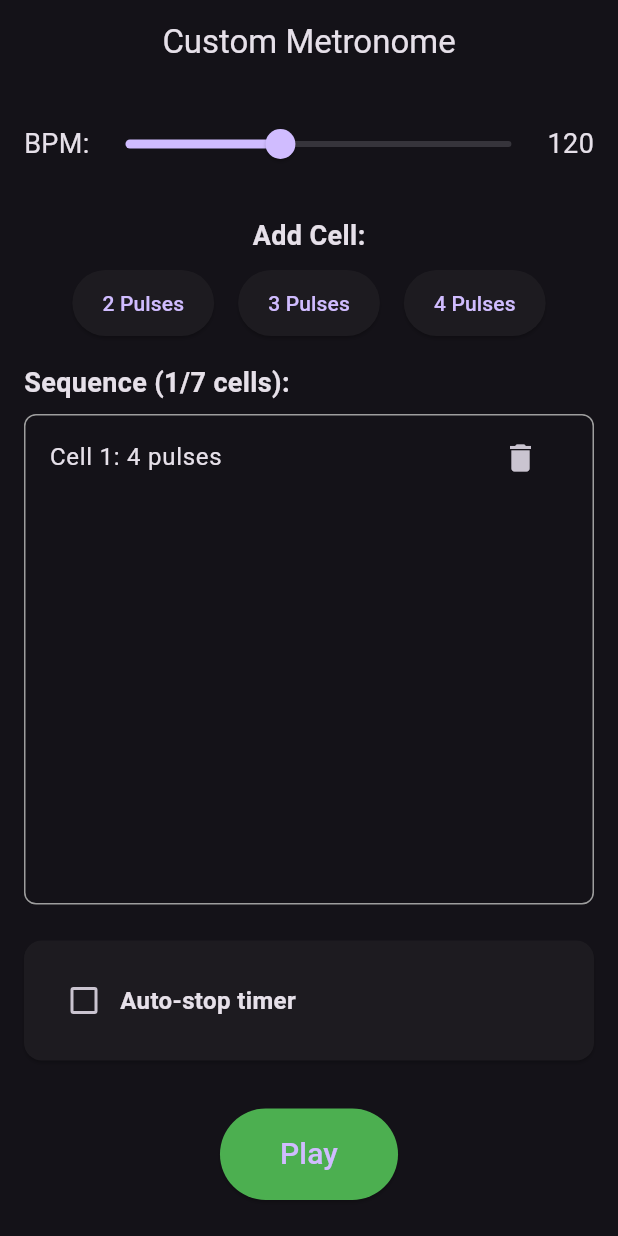
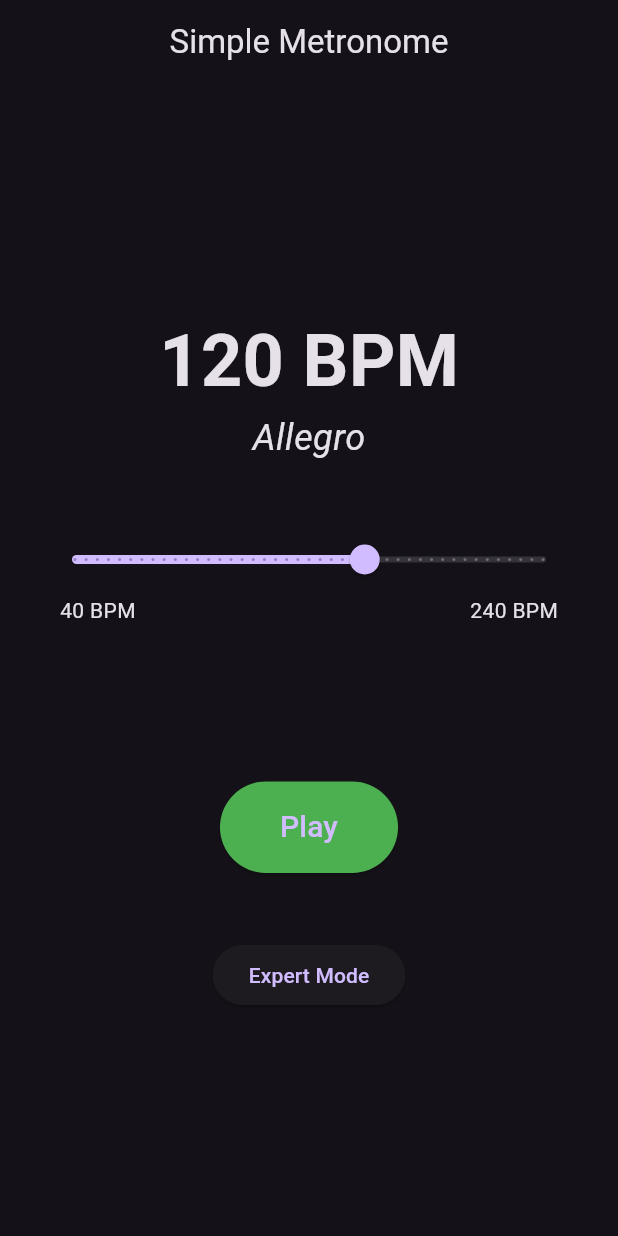
Before and after one commit to ulisinn/flutter_metronome, a Flutter app: the screen it shows after launch, on a phone screen of 412 x 824 dp. Run offline on Flutter 3.47's test engine with Material 3 defaults, Android fonts, the phone set to English and light mode, and no system bars; our stand-ins replace audioplayers, go_router.

Commit message:
MetronomePageSimple added, MetronomePage renamed to MetronomePageExpert
MetronomePageSimple has 1 cell of 4 pulses without accent on the downbeat of the cell.
it also does not allow for a countdown, just play/stop. The slider has divisions according to a traditional metronome.

```diff
--- a/lib/common_widgets/empty_placeholder_widget.dart
+++ b/lib/common_widgets/empty_placeholder_widget.dart
@@ -27,7 +27,7 @@ class EmptyPlaceholderWidget extends StatelessWidget {
             ),
             gapH32,
             PrimaryButton(
-              onPressed: () => context.goNamed(AppRoute.metronome.name),
+              onPressed: () => context.goNamed(AppRoute.metronomeSimple.name),
               text: 'Go Home',
             )
           ],
--- a/lib/core/metronome_engine.dart
+++ b/lib/core/metronome_engine.dart
@@ -17,6 +17,7 @@ class MetronomeEngine {
 
   // Add these properties to the class
   CountdownTimer? _countdownTimer;
+  bool _markDownbeat;
   bool _useCountdownTimer = false;
   int _countdownDurationSeconds = 300; // Default 5 minutes
 
@@ -49,7 +50,8 @@ class MetronomeEngine {
       _weakBeatVolume =
           config?.weakBeatVolume ?? MetronomeVolume.weakBeatVolume,
       _useCountdownTimer = config?.useCountdownTimer ?? false,
-      _countdownDurationSeconds = config?.countdownDurationSeconds ?? 300 {
+      _countdownDurationSeconds = config?.countdownDurationSeconds ?? 300,
+      _markDownbeat = config?.markDownbeat ?? true {
     _init(config);
   }
 
@@ -81,6 +83,8 @@ class MetronomeEngine {
     _useCountdownTimer = config.useCountdownTimer;
     _countdownDurationSeconds = config.countdownDurationSeconds;
 
+    // Update markDownbeat setting
+    _markDownbeat = config.markDownbeat;
     // Recreate the countdown timer if needed
     if (_useCountdownTimer) {
       _countdownTimer?.dispose();
@@ -174,12 +178,12 @@ class MetronomeEngine {
       }
 
       // Play the appropriate sound
-      if (_currentPulse == 0) {
-        // First beat is strong
+      if (_currentPulse == 0 && _markDownbeat) {
+        // First beat is strong (only if markDownbeat is true)
         _strongBeatPlayer.stop();
         _strongBeatPlayer.resume();
       } else {
-        // Other beats are weak
+        // Other beats are weak (or all beats if markDownbeat is false)
         _weakBeatPlayer.stop();
         _weakBeatPlayer.resume();
       }
--- a/lib/features/metronome/models/metronome_config.dart
+++ b/lib/features/metronome/models/metronome_config.dart
@@ -13,6 +13,7 @@ class MetronomeConfig {
   final double weakBeatVolume;
   final bool useCountdownTimer;
   final int countdownDurationSeconds;
+  final bool markDownbeat; // Add this new property
 
   MetronomeConfig({
     String? id,
@@ -23,6 +24,7 @@ class MetronomeConfig {
     this.weakBeatVolume = MetronomeVolume.weakBeatVolume,
     this.useCountdownTimer = false,
     this.countdownDurationSeconds = 300, // Default 5 minutes
+    this.markDownbeat = true, // Default value is true
   }) :
     id = id ?? const Uuid().v4(),
     cellSequence = cellSequence ?? [CellConfig(pulses: 4)];
--- a/lib/features/metronome/pages/metronome_page.dart
+++ b/lib/features/metronome/pages/metronome_page_expert.dart
@@ -11,14 +11,14 @@ import '../widgets/sequence_list.dart';
 import '../widgets/countdown_timer_widget.dart';
 
 // Main metronome page
-class MetronomePage extends StatefulWidget {
-  const MetronomePage({super.key});
+class MetronomePageExpert extends StatefulWidget {
+  const MetronomePageExpert({super.key});
 
   @override
-  _MetronomePageState createState() => _MetronomePageState();
+  _MetronomePageExpertState createState() => _MetronomePageExpertState();
 }
 
-class _MetronomePageState extends State<MetronomePage> {
+class _MetronomePageExpertState extends State<MetronomePageExpert> {
   // Metronome engine instance
   late final MetronomeEngine _metronome;
   List<CellConfig> _sequence = [];
--- /dev/null
+++ b/lib/features/metronome/pages/metronome_page_simple.dart
@@ -0,0 +1,176 @@
+// lib/features/metronome/pages/metronome_page_simple.dart
+import 'package:flutter/material.dart';
+import 'package:go_router/go_router.dart';
+
+import '../../../constants/metronome_settings.dart';
+import '../../../core/metronome_engine.dart';
+import '../../../routing/app_router.dart';
+import '../models/cell_config.dart';
+import '../models/metronome_config.dart';
+import '../widgets/beat_visualizer.dart';
+import '../widgets/playback_control.dart';
+
+class MetronomePageSimple extends StatefulWidget {
+  const MetronomePageSimple({super.key});
+
+  @override
+  _MetronomePageSimpleState createState() => _MetronomePageSimpleState();
+}
+
+class _MetronomePageSimpleState extends State<MetronomePageSimple> {
+  // Metronome engine instance
+  late final MetronomeEngine _metronome;
+
+  // UI state
+  double _bpm = 120.0; // Default BPM
+  bool _isPlaying = false;
+  int _currentCell = 0;
+  int _currentPulse = -1;
+
+  // Current index in the MetronomeMarkings.mmList
+  int _currentBpmIndex = MetronomeMarkings.mmList.indexOf(120.0);
+
+  @override
+  void initState() {
+    super.initState();
+
+    // Create a simple config object with only initialBpm
+    final _config = MetronomeConfig(
+      initialBpm: _bpm,
+      cellSequence: [CellConfig(pulses: 4)], // Default 4/4 time signature
+      markDownbeat: false, // Set to false for simple metronome
+
+    );
+
+    // Initialize metronome engine with config
+    _metronome = MetronomeEngine(config: _config);
+
+    // Set up listeners for metronome events
+    _metronome.onBeatChanged = (cell, pulse) {
+      setState(() {
+        _currentCell = cell;
+        _currentPulse = pulse;
+      });
+    };
+
+    _metronome.onPlaybackStateChanged = (isPlaying) {
+      setState(() {
+        _isPlaying = isPlaying;
+      });
+    };
+  }
+
+  void _onBpmSliderChanged(double value) {
+    // Find the closest value in the mmList
+    _currentBpmIndex = value.round();
+
+    if (_currentBpmIndex >= 0 && _currentBpmIndex < MetronomeMarkings.mmList.length) {
+      setState(() {
+        _bpm = MetronomeMarkings.mmList[_currentBpmIndex];
+
+        // Create a new config with updated BPM
+        final config = _createCurrentConfig();
+
+        // Update the metronome with the new config
+        _metronome.updateConfig(config);
+      });
+    }
+  }
+
+  // Create a config with the current BPM
+  MetronomeConfig _createCurrentConfig() {
+    return MetronomeConfig(
+      initialBpm: _bpm,
+      cellSequence: [CellConfig(pulses: 4)], // Always use 4/4 time signature
+      markDownbeat: false, // Set to false for simple metronome
+    );
+  }
+
+  @override
+  void dispose() {
+    _metronome.dispose();
+    super.dispose();
+  }
+
+  @override
+  Widget build(BuildContext context) {
+    return Scaffold(
+      appBar: AppBar(title: const Text('Simple Metronome'), centerTitle: true),
+      body: Column(
+        mainAxisAlignment: MainAxisAlignment.center,
+        children: [
+          // BPM display
+          Text(
+            '${_bpm.round()} BPM',
+            style: const TextStyle(fontSize: 48, fontWeight: FontWeight.bold),
+          ),
+
+          // Tempo name display
+          Text(
+            MetronomeMarkings.tempoName(_bpm.round()),
+            style: const TextStyle(fontSize: 24, fontStyle: FontStyle.italic),
+          ),
+
+          const SizedBox(height: 40),
+
+          // BPM slider using MetronomeMarkings.mmList
+          Padding(
+            padding: const EdgeInsets.symmetric(horizontal: 24.0),
+            child: Column(
+              children: [
+                Slider(
+                  value: _currentBpmIndex.toDouble(),
+                  min: 0,
+                  max: (MetronomeMarkings.mmList.length - 1).toDouble(),
+                  divisions: MetronomeMarkings.mmList.length - 1,
+                  label: _bpm.round().toString(),
+                  onChanged: _onBpmSliderChanged,
+                ),
+
+                // Min and max BPM labels
+                Padding(
+                  padding: const EdgeInsets.symmetric(horizontal: 16.0),
+                  child: Row(
+                    mainAxisAlignment: MainAxisAlignment.spaceBetween,
+                    children: [
+                      Text('${MetronomeMarkings.lowerBorder.round()} BPM'),
+                      Text('${MetronomeMarkings.upperBorder.round()} BPM'),
+                    ],
+                  ),
+                ),
+              ],
+            ),
+          ),
+
+          const SizedBox(height: 40),
+
+          // Visualization of current beat
+          if (_isPlaying)
+            BeatVisualizerWidget(
+              currentCell: CellConfig(pulses: 4),
+              currentPulse: _currentPulse,
+            ),
+
+          const SizedBox(height: 40),
+
+          // Play/Stop button
+          PlaybackControlWidget(
+            isPlaying: _isPlaying,
+            onToggle: () => _metronome.togglePlayback(),
+          ),
+                  // Add spacing between the play button and the Expert Mode button
+        const SizedBox(height: 20),
+
+        // Expert Mode button
+        ElevatedButton(
+          onPressed: () {
+            // Navigate to the expert mode page using GoRouter
+            GoRouter.of(context).goNamed(AppRoute.metronomeExpert.name);
+          },
+          child: const Text('Expert Mode'),
+        ),
+        ],
+      ),
+    );
+  }
+}
--- a/lib/routing/app_router.dart
+++ b/lib/routing/app_router.dart
@@ -1,20 +1,27 @@
 import 'package:go_router/go_router.dart';
 
-import '../features/metronome/pages/metronome_page.dart';
+import '../features/metronome/pages/metronome_page_expert.dart';
+import '../features/metronome/pages/metronome_page_simple.dart';
 import 'not_found_screen.dart';
 
 enum AppRoute {
-  metronome,
+  metronomeExpert,
+  metronomeSimple,
 }
 
 final goRouter = GoRouter(
-  initialLocation: '/',
+  initialLocation: '/${AppRoute.metronomeSimple.name}',
   debugLogDiagnostics: false,
   routes: [
     GoRoute(
-      path: '/',
-      name: AppRoute.metronome.name,
-      builder: (context, state) => const MetronomePage(),
+      path: '/${AppRoute.metronomeExpert.name}',
+      name: AppRoute.metronomeExpert.name,
+      builder: (context, state) => const MetronomePageExpert(),
+    ),
+    GoRoute(
+      path: '/${AppRoute.metronomeSimple.name}',
+      name: AppRoute.metronomeSimple.name,
+      builder: (context, state) => const MetronomePageSimple(),
     ),
   ],
   errorBuilder: (context, state) => const NotFoundScreen(),
```
